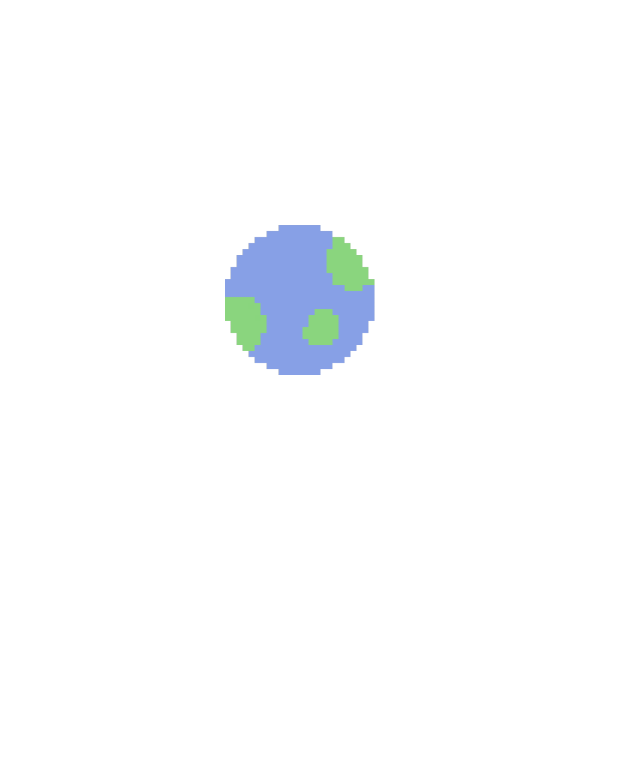
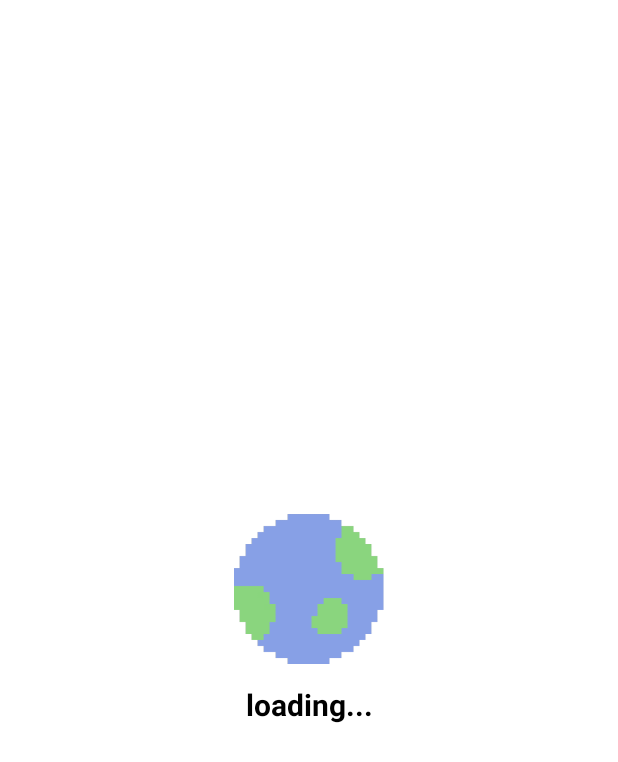
Before and after one commit to yuetu00/Space-Race, an Android app built with Jetpack Compose: the first screen one second after launch (LoadingPage), on a phone screen of 412 x 824 dp. Shown: the top 762 px of the screen. Run offline under Robolectric (Android 15) with nearby library versions, the light colour scheme and no system bars.

Commit message:
added main screen

```diff
--- a/app/src/main/AndroidManifest.xml
+++ b/app/src/main/AndroidManifest.xml
@@ -23,6 +23,9 @@
                 <category android:name="android.intent.category.LAUNCHER" />
             </intent-filter>
         </activity>
+        <activity android:name=".MainPage">
+            <!-- other activity attributes -->
+        </activity>
     </application>
 
 </manifest>
--- a/app/src/main/java/com/example/myapplication/LoadingPage.kt
+++ b/app/src/main/java/com/example/myapplication/LoadingPage.kt
@@ -1,19 +1,30 @@
 package com.example.myapplication
 
-import androidx.compose.foundation.Image
+import android.content.Intent
 import android.os.Bundle
+import android.os.Handler
+import android.os.Looper
 import androidx.activity.ComponentActivity
 import androidx.activity.compose.setContent
+import androidx.compose.foundation.Image
 import androidx.compose.foundation.background
+import androidx.compose.foundation.layout.Arrangement
 import androidx.compose.foundation.layout.Box
+import androidx.compose.foundation.layout.Column
 import androidx.compose.foundation.layout.fillMaxSize
 import androidx.compose.foundation.layout.padding
 import androidx.compose.foundation.layout.size
+import androidx.compose.material3.Text
+import androidx.compose.ui.Alignment
 import androidx.compose.ui.Modifier
 import androidx.compose.ui.graphics.Color
 import androidx.compose.ui.res.painterResource
+import androidx.compose.ui.text.TextStyle
+import androidx.compose.ui.text.font.FontWeight
 import androidx.compose.ui.unit.dp
+import androidx.compose.ui.unit.sp
 import com.example.myapplication.ui.theme.MyApplicationTheme
+
 
 class LoadingPage : ComponentActivity() {
     override fun onCreate(savedInstanceState: Bundle?) {
@@ -24,17 +35,38 @@ class LoadingPage : ComponentActivity() {
                     modifier = Modifier
                         .fillMaxSize()
                         .background(Color.White)
-                        .padding(150.dp),
-
+                        .padding(150.dp, 250.dp),
+                ) {
+                    // Use Column to arrange Image and Text vertically
+                    Column(
+                        modifier = Modifier.fillMaxSize(),
+                        verticalArrangement = Arrangement.Center,
+                        horizontalAlignment = Alignment.CenterHorizontally
                     ) {
-                    // Your Compose UI components go here
-                    Image(
-                        painter = painterResource(id = R.drawable.loading_earth),
-                        contentDescription = null, // Provide a proper content description
-                        modifier = Modifier.size(100.dp)
-                    )
+                        Image(
+                            painter = painterResource(id = R.drawable.loading_earth),
+                            contentDescription = null,
+                            modifier = Modifier.size(100.dp),
+                        )
+                        Text(
+                            text = "loading...",
+                            modifier = Modifier.padding(top = 16.dp),
+                            style = TextStyle(
+                                color = Color.Black,
+                                fontSize = 20.sp,
+                                fontWeight = FontWeight.Bold
+                            )
+                        )
+                    }
                 }
             }
         }
+
+        Handler(Looper.getMainLooper()).postDelayed({
+            val intent = Intent(this@LoadingPage, MainPage::class.java)
+            startActivity(intent)
+            finish()
+        }, 1000)
+
     }
 }
--- a/app/src/main/res/layout/activity_main.xml
+++ b/app/src/main/res/layout/activity_main.xml
@@ -1,4 +1,5 @@
 <?xml version="1.0" encoding="utf-8"?>
+
 <LinearLayout xmlns:android="http://schemas.android.com/apk/res/android"
     android:orientation="vertical"
     android:layout_width="match_parent"
```
Also changed, not shown: app/src/main/java/com/example/myapplication/MainPage.kt (+9 -11 lines), app/src/main/res/drawable/logo.png (added).
